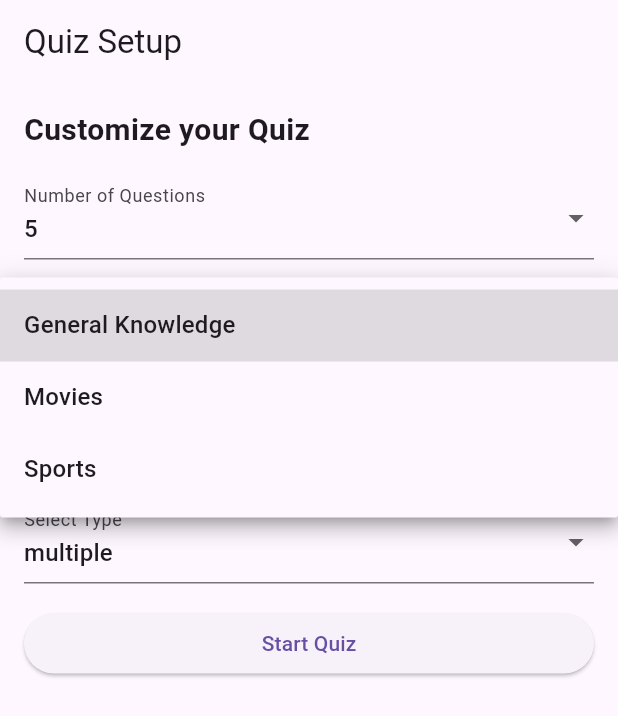
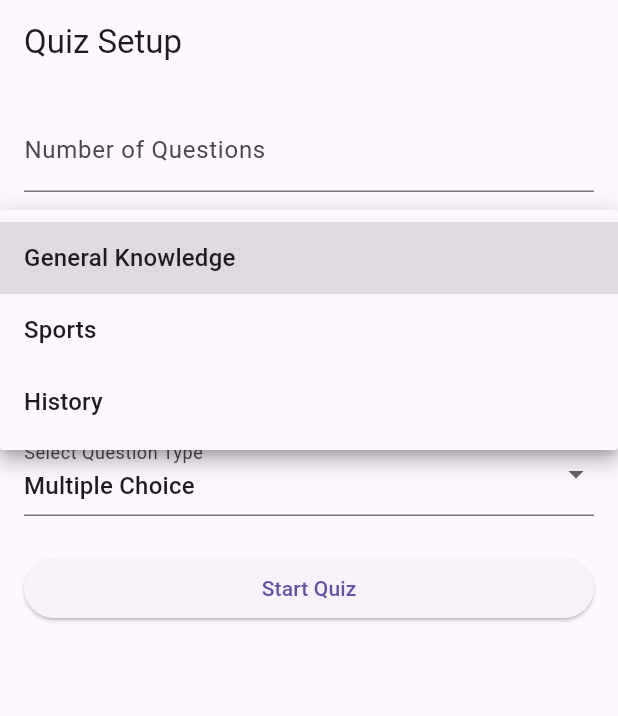
Before and after one commit to divya-jd/Quiz_aPP, a Flutter app: the screen it shows after launch, after a tap on "General Knowledge", on a phone screen of 412 x 824 dp. Shown: the top 716 px of the screen. Run offline on Flutter 3.47's test engine with Material 3 defaults, Android fonts, the phone set to English and light mode, and no system bars; our stand-ins replace sqflite; accounts and stored records are empty; network calls fail.

Commit message:
updated screens

```diff
--- a/lib/main.dart
+++ b/lib/main.dart
@@ -1,7 +1,5 @@
 import 'package:flutter/material.dart';
 import 'screens/setup_screen.dart';
-import 'screens/quiz_screen.dart';
-import 'screens/summary_screen.dart';
 
 void main() {
   runApp(QuizApp());
@@ -11,24 +9,10 @@ class QuizApp extends StatelessWidget {
   @override
   Widget build(BuildContext context) {
     return MaterialApp(
-      title: 'Customizable Quiz App',
+      debugShowCheckedModeBanner: false,
+      title: 'Quiz App',
       theme: ThemeData(primarySwatch: Colors.blue),
-      initialRoute: '/',
-      routes: {
-        '/': (context) => SetupScreen(),
-        '/quiz': (context) {
-          final args = ModalRoute.of(context)!.settings.arguments as Map<String, dynamic>;
-          return QuizScreen(settings: args);
-        },
-        '/summary': (context) {
-          final args = ModalRoute.of(context)!.settings.arguments as Map<String, dynamic>;
-          return SummaryScreen(
-            score: args['score'],
-            questions: args['questions'],
-            userAnswers: args['userAnswers'],
-          );
-        },
-      },
+      home: SetupScreen(),
     );
   }
 }
--- a/lib/screens/quiz_screen.dart
+++ b/lib/screens/quiz_screen.dart
@@ -1,5 +1,4 @@
 import 'dart:async';
-
 import 'package:flutter/material.dart';
 import '../models/question.dart';
 import '../services/api_service.dart';
@@ -51,8 +50,8 @@ class _QuizScreenState extends State<QuizScreen> {
   Future<void> _loadQuestions() async {
     try {
       final questions = await ApiService.fetchQuestions(
-        widget.settings['numQuestions'],
-        widget.settings['category'],
+        int.parse(widget.settings['numQuestions']),
+        int.parse(widget.settings['category']),
         widget.settings['difficulty'],
         widget.settings['type'],
       );
--- a/lib/screens/setup_screen.dart
+++ b/lib/screens/setup_screen.dart
@@ -1,4 +1,5 @@
 import 'package:flutter/material.dart';
+import 'quiz_screen.dart';
 
 class SetupScreen extends StatefulWidget {
   @override
@@ -6,13 +7,10 @@ class SetupScreen extends StatefulWidget {
 }
 
 class _SetupScreenState extends State<SetupScreen> {
-  int _numQuestions = 5;
-  String _selectedCategory = "9"; // Default: General Knowledge
-  String _selectedDifficulty = "easy";
-  String _selectedType = "multiple";
-
-  final List<String> _difficultyLevels = ['easy', 'medium', 'hard'];
-  final List<String> _questionTypes = ['multiple', 'boolean'];
+  final TextEditingController _numQuestionsController = TextEditingController();
+  String selectedCategory = '9'; // Default: General Knowledge
+  String selectedDifficulty = 'easy'; // Default difficulty
+  String selectedType = 'multiple'; // Default type
 
   @override
   Widget build(BuildContext context) {
@@ -23,72 +21,74 @@ class _SetupScreenState extends State<SetupScreen> {
         child: Column(
           crossAxisAlignment: CrossAxisAlignment.stretch,
           children: [
-            Text(
-              'Customize your Quiz',
-              style: TextStyle(fontSize: 20, fontWeight: FontWeight.bold),
+            TextField(
+              controller: _numQuestionsController,
+              decoration: InputDecoration(
+                labelText: 'Number of Questions',
+                hintText: 'Enter a number (e.g., 5, 10, 15)',
+              ),
+              keyboardType: TextInputType.number,
             ),
             SizedBox(height: 16),
-            // Number of Questions
-            DropdownButtonFormField<int>(
-              value: _numQuestions,
-              decoration: InputDecoration(labelText: 'Number of Questions'),
-              items: [5, 10, 15]
-                  .map((value) => DropdownMenuItem(value: value, child: Text('$value')))
-                  .toList(),
+            DropdownButtonFormField(
+              value: selectedCategory,
+              items: [
+                DropdownMenuItem(value: '9', child: Text('General Knowledge')),
+                DropdownMenuItem(value: '21', child: Text('Sports')),
+                DropdownMenuItem(value: '23', child: Text('History')),
+                // Add more categories here
+              ],
               onChanged: (value) {
-                setState(() => _numQuestions = value!);
+                setState(() {
+                  selectedCategory = value.toString();
+                });
               },
+              decoration: InputDecoration(labelText: 'Select Category'),
             ),
             SizedBox(height: 16),
-            // Category Selector
-            DropdownButtonFormField<String>(
-              value: _selectedCategory,
-              decoration: InputDecoration(labelText: 'Select Category'),
+            DropdownButtonFormField(
+              value: selectedDifficulty,
               items: [
-                DropdownMenuItem(value: "9", child: Text('General Knowledge')),
-                DropdownMenuItem(value: "11", child: Text('Movies')),
-                DropdownMenuItem(value: "21", child: Text('Sports')),
+                DropdownMenuItem(value: 'easy', child: Text('Easy')),
+                DropdownMenuItem(value: 'medium', child: Text('Medium')),
+                DropdownMenuItem(value: 'hard', child: Text('Hard')),
               ],
               onChanged: (value) {
-                setState(() => _selectedCategory = value!);
+                setState(() {
+                  selectedDifficulty = value.toString();
+                });
               },
+              decoration: InputDecoration(labelText: 'Select Difficulty'),
             ),
             SizedBox(height: 16),
-            // Difficulty Level Selector
-            DropdownButtonFormField<String>(
-              value: _selectedDifficulty,
-              decoration: InputDecoration(labelText: 'Select Difficulty'),
-              items: _difficultyLevels
-                  .map((value) => DropdownMenuItem(value: value, child: Text(value)))
-                  .toList(),
+            DropdownButtonFormField(
+              value: selectedType,
+              items: [
+                DropdownMenuItem(value: 'multiple', child: Text('Multiple Choice')),
+                DropdownMenuItem(value: 'boolean', child: Text('True/False')),
+              ],
               onChanged: (value) {
-                setState(() => _selectedDifficulty = value!);
+                setState(() {
+                  selectedType = value.toString();
+                });
               },
+              decoration: InputDecoration(labelText: 'Select Question Type'),
             ),
-            SizedBox(height: 16),
-            // Question Type Selector
-            DropdownButtonFormField<String>(
-              value: _selectedType,
-              decoration: InputDecoration(labelText: 'Select Type'),
-              items: _questionTypes
-                  .map((value) => DropdownMenuItem(value: value, child: Text(value)))
-                  .toList(),
-              onChanged: (value) {
-                setState(() => _selectedType = value!);
-              },
-            ),
-            SizedBox(height: 16),
+            SizedBox(height: 24),
             ElevatedButton(
               onPressed: () {
-                Navigator.pushNamed(
+                Navigator.push(
                   context,
-                  '/quiz',
-                  arguments: {
-                    'numQuestions': _numQuestions,
-                    'category': _selectedCategory,
-                    'difficulty': _selectedDifficulty,
-                    'type': _selectedType,
-                  },
+                  MaterialPageRoute(
+                    builder: (context) => QuizScreen(
+                      settings: {
+                        'numQuestions': _numQuestionsController.text,
+                        'category': selectedCategory,
+                        'difficulty': selectedDifficulty,
+                        'type': selectedType,
+                      },
+                    ),
+                  ),
                 );
               },
               child: Text('Start Quiz'),
--- a/pubspec.yaml
+++ b/pubspec.yaml
@@ -27,9 +27,13 @@ environment:
 # dependencies can be manually updated by changing the version numbers below to
 # the latest version available on pub.dev. To see which dependencies have newer
 # versions available, run `flutter pub outdated`.
+
 dependencies:
   flutter:
     sdk: flutter
+  sqflite: ^2.0.2+1
+  path: ^1.8.3
+
 
 
   # The following adds the Cupertino Icons font to your application.
```
Also changed, not shown: lib/services/api_service.dart (+19 -32 lines), pubspec.lock, 7 other files.
